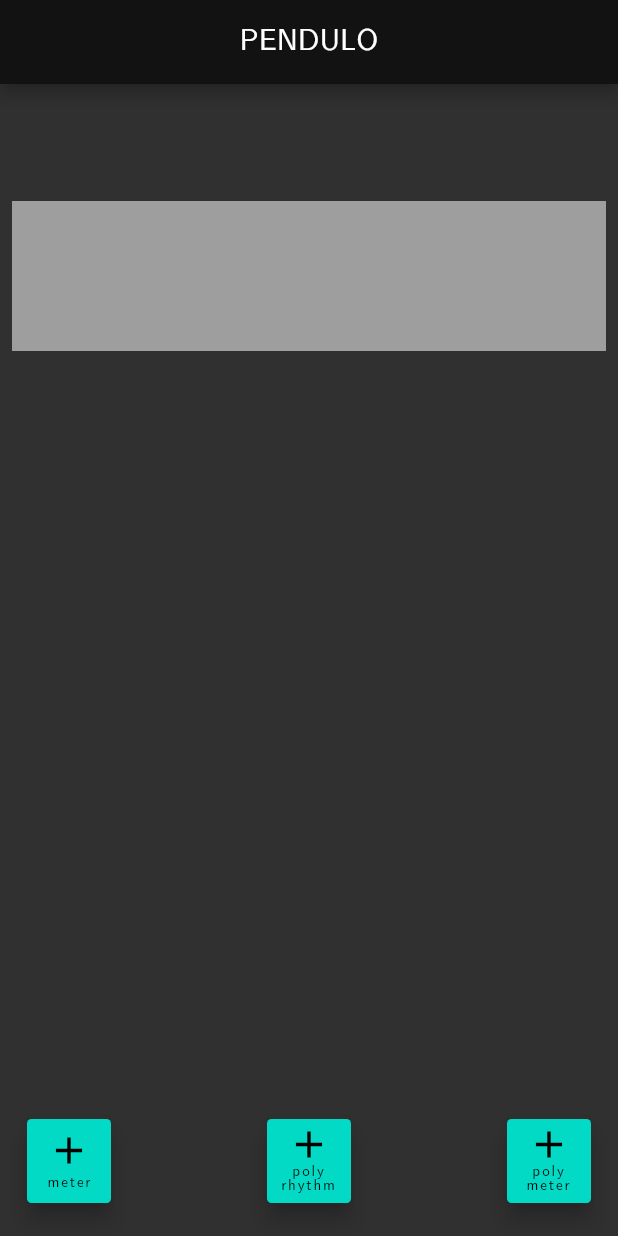
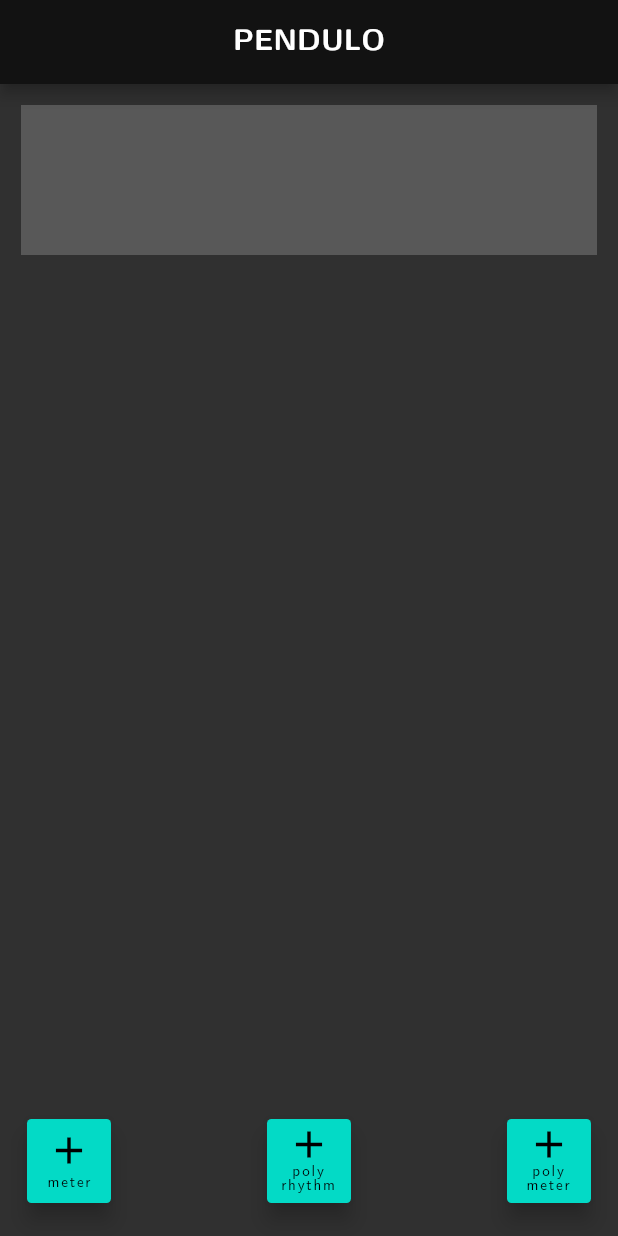
Before and after one commit to kekag/pendulo, a Flutter app: the screen it shows after launch, on a phone screen of 412 x 824 dp. Run offline on Flutter 3.47's test engine with Material 2 defaults, Android fonts, the phone set to English and light mode, and no system bars; our stand-ins replace audioplayers, numberpicker.

Commit message:
I'm stuff

```diff
--- a/lib/main.dart
+++ b/lib/main.dart
@@ -16,7 +16,10 @@
       theme: ThemeData(
         fontFamily: 'Computer Modern',
         colorScheme: const ColorScheme.dark(),
-        primarySwatch: Colors.green,
+        primarySwatch: Colors.grey,
+        textTheme: const TextTheme(bodyText2: TextStyle(
+            fontWeight: FontWeight.w400
+        ))
       ),
       home: const MyHomePage(title: 'PENDULO'),
     );
@@ -40,7 +43,7 @@
   @override
   Widget build(BuildContext context) {
     return Container(
-      decoration: BoxDecoration(
+      decoration: const BoxDecoration(
         gradient: RadialGradient(
           radius: 0.2,
           colors: <Color>[
@@ -52,34 +55,25 @@
       child: Scaffold(
         appBar: AppBar(
           centerTitle: true,
-          title: Text(widget.title),
+          title: Text(
+              widget.title,
+              style: const TextStyle(fontWeight: FontWeight.w700),
+          ),
         ),
         body:
         Column(
           mainAxisAlignment: MainAxisAlignment.center,
           children: <Widget>[
-            // MetronomeMeter(),
-            Center(
-              child: Container(
-                margin: EdgeInsets.all(35.0),
-                decoration: BoxDecoration(
-                  color: Colors.white10,
-                  shape: BoxShape.circle,
-                ),
-              ),
-            ),
+            // MetronomeMeter();
             Expanded(
               child: ListView.builder(
                 itemCount: rhythmComponents,
                 itemBuilder: (context, index) {
-                  return new GestureDetector(
-                    onTap: () {
-                      print("tapped");
-                    },
-                    child: new Padding(
-                      padding: const EdgeInsets.all(8.0),
-                      child: new Container(
-                        color: Colors.grey,
+                  return GestureDetector(
+                    child: Padding(
+                      padding: const EdgeInsets.all(14.0),
+                      child: Container(
+                        color: const Color(0xBB666666),
                         height: 100.0,
                       ),
                     ),
@@ -100,14 +94,14 @@
                 child: FloatingActionButton(
                   onPressed: () {},
                   tooltip: 'Adds a regular meter click-track to the metronome suite.',
-                  child: new Column(
-                    children: [
-                      const Padding(padding: EdgeInsets.all(3.0)),
-                      const Icon(
+                  child: Column(
+                    children: const [
+                      Padding(padding: EdgeInsets.all(3.0)),
+                      Icon(
                         Icons.add,
                         size: 30,
                       ),
-                      const Text(
+                      Text(
                         "meter",
                         style: TextStyle(
                           fontSize: 10.0,
@@ -125,14 +119,14 @@
                 child: FloatingActionButton(
                   onPressed: () {},
                   tooltip: 'Adds a polyrhythm tool to the metronome suite.',
-                  child: new Column(
-                    children: [
-                      const Padding(padding: EdgeInsets.all(1.0)),
-                      const Icon(
+                  child: Column(
+                    children: const [
+                      Padding(padding: EdgeInsets.all(1.0)),
+                      Icon(
                         Icons.add,
                         size: 30,
                       ),
-                      const Text(
+                      Text(
                         "poly\nrhythm",
                         style: TextStyle(
                           fontSize: 10.0,
@@ -153,14 +147,14 @@
                 child: FloatingActionButton(
                   onPressed: () {},
                   tooltip: 'Adds a polymeter to the metronome suite.',
-                  child: new Column(
-                    children: [
-                      const Padding(padding: EdgeInsets.all(1.0)),
-                      const Icon(
+                  child: Column(
+                    children: const [
+                      Padding(padding: EdgeInsets.all(1.0)),
+                      Icon(
                         Icons.add,
                         size: 30,
                       ),
-                      const Text(
+                      Text(
                         "poly\nmeter",
                         style: TextStyle(
                           fontSize: 10.0,
```
Also changed, not shown: lib/metronome.dart (+19 -19 lines), 1 other file.
